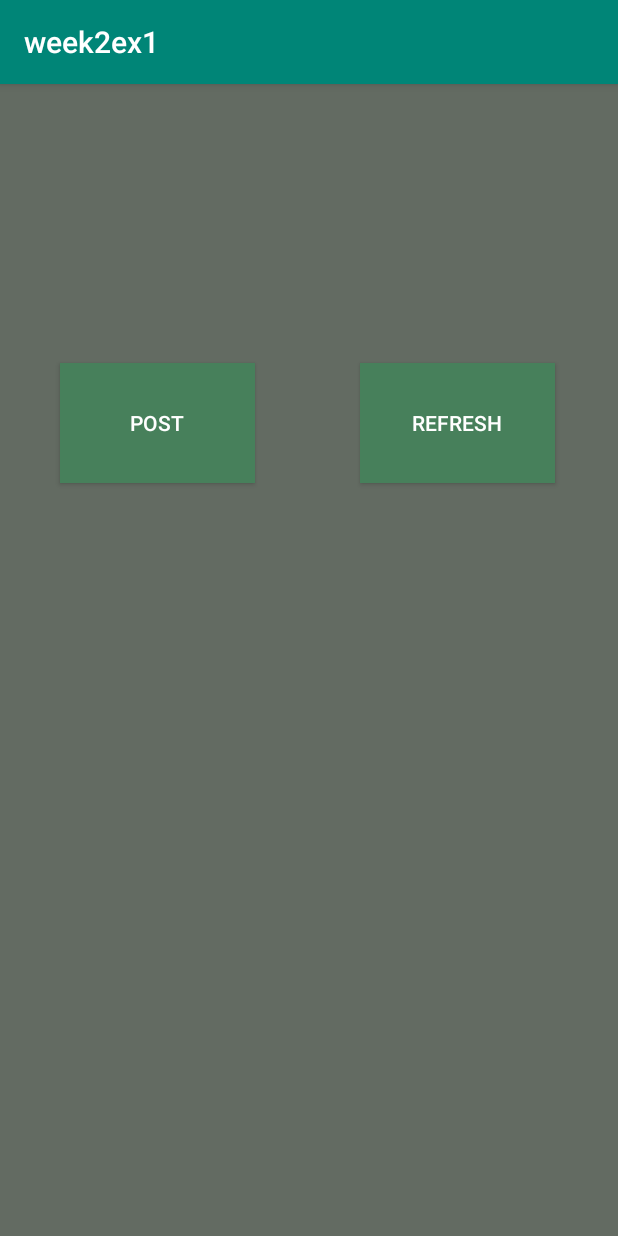
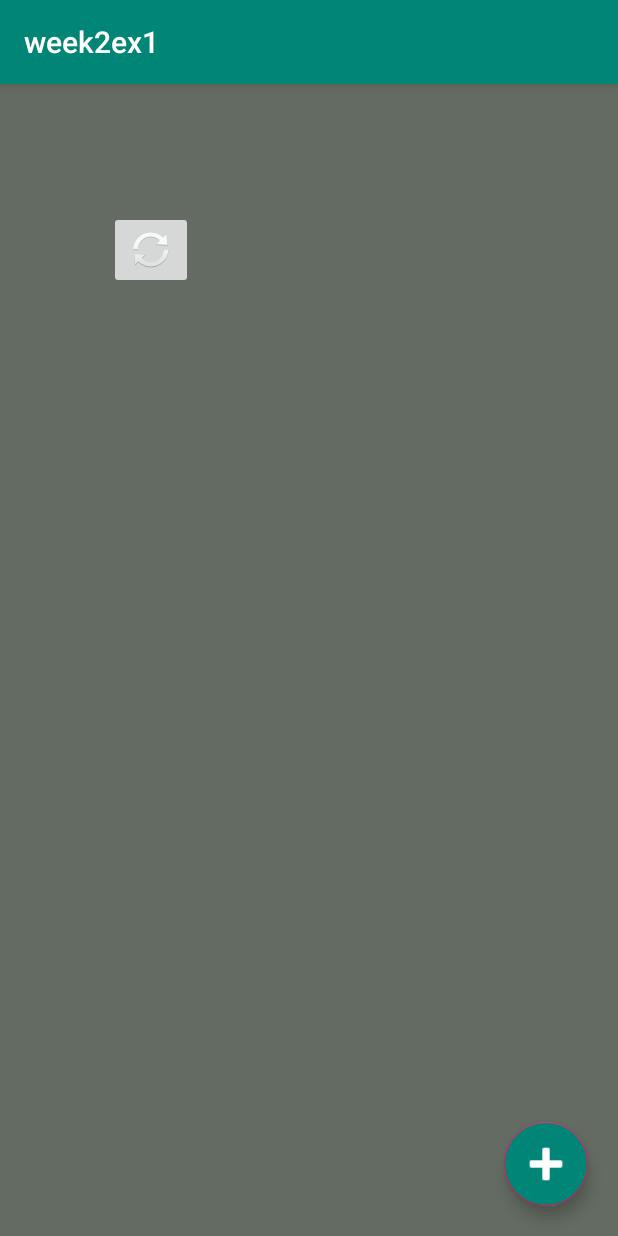
Before and after one commit to alanfinnin/social_app, an Android app: the LoggedIn screen opened directly, with no data from a screen before it, on a phone screen of 412 x 824 dp. Run offline under Robolectric (Android 15) with nearby library versions, the phone set to English and light mode, and no system bars; our stand-ins replace Firebase (no records; nobody signed in at launch, a user with empty details on screens opened directly).

Commit message:
Changed look and feel of posts bit

```diff
--- a/app/src/main/java/com/example/week2ex1/LoggedIn.java
+++ b/app/src/main/java/com/example/week2ex1/LoggedIn.java
@@ -41,6 +41,7 @@ public class LoggedIn extends AppCompatActivity {
         Intent postIntent = new Intent(this, PostActivity.class);
         startActivity(postIntent);
     }
+
     public void refresh(View V){
         display();
     }
--- a/app/src/main/java/com/example/week2ex1/MainActivity.java
+++ b/app/src/main/java/com/example/week2ex1/MainActivity.java
@@ -6,6 +6,8 @@ import androidx.appcompat.app.AppCompatActivity;
 import android.content.Intent;
 import android.os.Bundle;
 
+import android.view.Menu;
+import android.view.MenuInflater;
 import android.view.View;
 
 import com.firebase.ui.auth.AuthUI;
--- a/app/src/main/java/com/example/week2ex1/PostActivity.java
+++ b/app/src/main/java/com/example/week2ex1/PostActivity.java
@@ -49,6 +49,7 @@ public class PostActivity extends AppCompatActivity {
                     }
                 });
     }
+
     public void sendData(View view){
         boolean stringPass = true;
         FirebaseUser user = FirebaseAuth.getInstance().getCurrentUser();
--- a/app/src/main/res/layout/activity_logged_in.xml
+++ b/app/src/main/res/layout/activity_logged_in.xml
@@ -7,46 +7,40 @@
     tools:context=".LoggedIn"
     android:background="#636B62">
 
-    <Button
-        android:id="@+id/refresh"
-        android:layout_width="130dp"
-        android:layout_height="80dp"
-        android:background="#47805b"
-        android:onClick="refresh"
-        android:text="REFRESH"
-        android:textColor="#ffffff"
-        app:layout_constraintBottom_toTopOf="@+id/info"
-        app:layout_constraintEnd_toEndOf="parent"
-        app:layout_constraintHorizontal_bias="0.85"
-        app:layout_constraintStart_toStartOf="parent"
-        app:layout_constraintTop_toTopOf="parent"
-        app:layout_constraintVertical_bias="0.816" />
-
-    <Button
-        android:id="@+id/post"
-        android:layout_width="130dp"
-        android:layout_height="80dp"
-        android:background="#47805b"
-        android:onClick="post"
-        android:text="POST"
-        android:textColor="#ffffff"
-        app:layout_constraintBottom_toTopOf="@+id/info"
-        app:layout_constraintEnd_toEndOf="parent"
-        app:layout_constraintHorizontal_bias="0.142"
-        app:layout_constraintStart_toStartOf="parent"
-        app:layout_constraintTop_toTopOf="parent"
-        app:layout_constraintVertical_bias="0.816" />
-
     <TextView
         android:id="@+id/info"
+        android:layout_width="266dp"
+        android:layout_height="484dp"
         android:textColor="#ffffff"
-        android:layout_width="200dp"
-        android:layout_height="400dp"
-        android:layout_marginBottom="60dp"
         app:layout_constraintBottom_toBottomOf="parent"
         app:layout_constraintEnd_toEndOf="parent"
         app:layout_constraintHorizontal_bias="0.497"
         app:layout_constraintStart_toStartOf="parent"
-        />
+        app:layout_constraintTop_toTopOf="parent" />
+
+    <com.google.android.material.floatingactionbutton.FloatingActionButton
+        android:id="@+id/floatingActionButton"
+        android:layout_width="wrap_content"
+        android:layout_height="wrap_content"
+        android:layout_marginEnd="20dp"
+        android:layout_marginBottom="20dp"
+        android:backgroundTint="@color/colorPrimary"
+        android:clickable="true"
+        android:onClick="post"
+        android:tint="@android:color/background_light"
+        app:layout_constraintBottom_toBottomOf="parent"
+        app:layout_constraintEnd_toEndOf="parent"
+        app:maxImageSize="40dp"
+        app:srcCompat="@android:drawable/ic_input_add" />
+
+    <ImageButton
+        android:id="@+id/imageButton"
+        android:layout_width="wrap_content"
+        android:layout_height="wrap_content"
+        android:layout_marginBottom="5dp"
+        android:onClick="refresh"
+        app:layout_constraintBottom_toTopOf="@+id/info"
+        app:layout_constraintStart_toStartOf="@+id/info"
+        app:srcCompat="@android:drawable/ic_popup_sync" />
 
 </androidx.constraintlayout.widget.ConstraintLayout>
```
